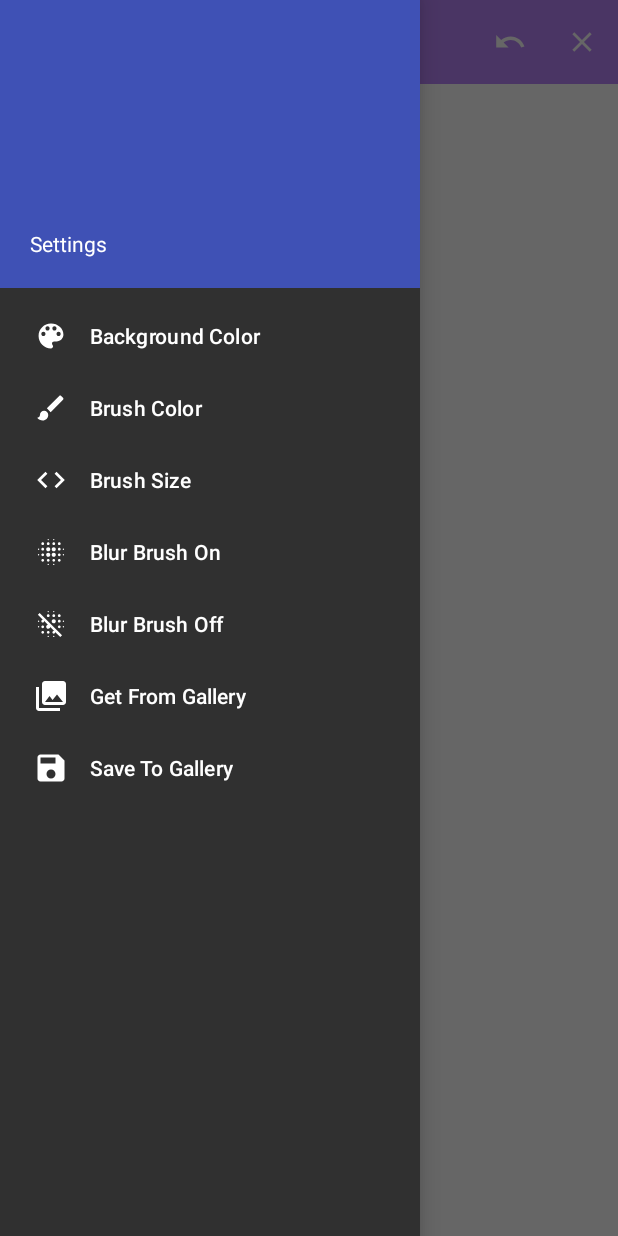
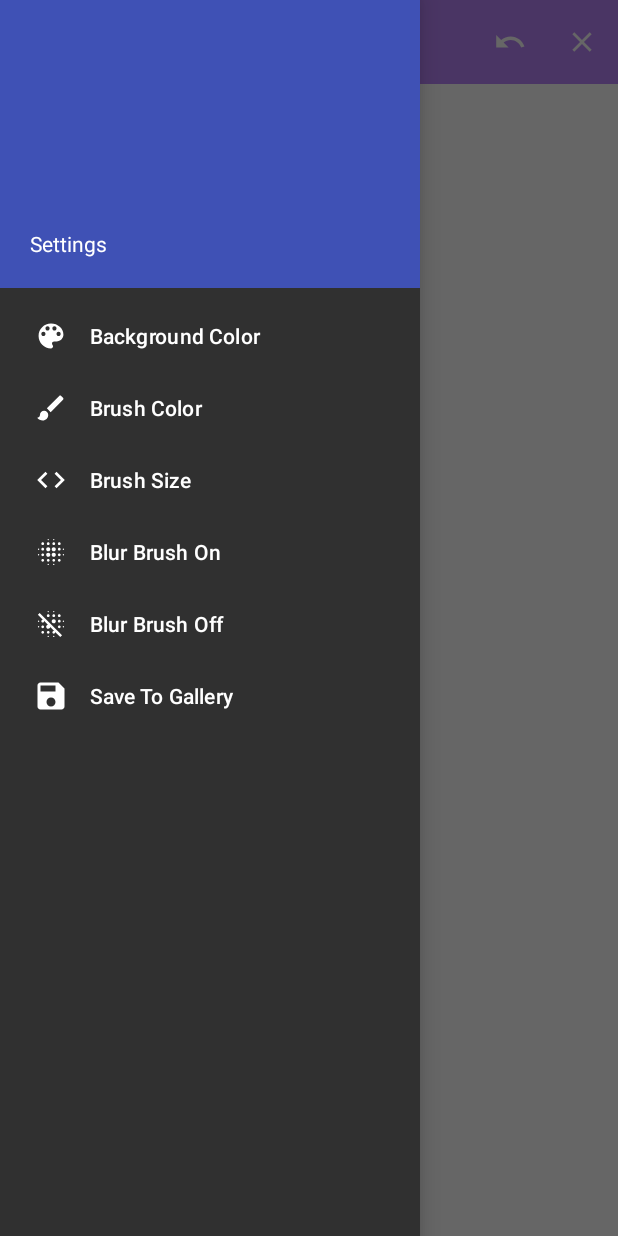
Before and after one commit to jtaaka/PaintApp, an Android app: the screen it shows after launch (MainActivity), with the side drawer open, on a phone screen of 412 x 824 dp. Run offline under Robolectric (Android 15) with nearby library versions, the phone set to English and light mode, and no system bars; libraries missing offline, so code that uses them is left out: com.xw.repo, yuku.ambilwarna; plain views replace BubbleSeekBar; 2 statements that could not run were skipped.

Commit message:
JavaDoc and other small changes

```diff
--- a/app/src/main/java/paintapp/tuni/fi/paintapp/Debug.java
+++ b/app/src/main/java/paintapp/tuni/fi/paintapp/Debug.java
@@ -1,13 +1,36 @@
 package paintapp.tuni.fi.paintapp;
 
 import android.content.Context;
-import android.util.Log;
 import android.widget.Toast;
 
+/**
+ * Class to help debug the application.
+ *
+ * @author  Juho Taakala (juho.taakala@tuni.fi)
+ * @version 20190422
+ * @since   1.8
+ */
 public class Debug {
+
+    /**
+     * Defines debug level.
+     */
     private static int DEBUG_LEVEL;
+
+    /**
+     * Defines if UI debug is user or not.
+     */
     private static boolean UIdebug = false;
 
+    /**
+     * Prints debug information.
+     *
+     * @param className Class name of debugged class.
+     * @param methodName Method name of debugged class.
+     * @param message Message of debugged class.
+     * @param debugLevel Level of debug.
+     * @param context Context of the debugged class.
+     */
     public static void print(String className, String methodName, String message, int debugLevel, Context context) {
         int duration = Toast.LENGTH_LONG;
         CharSequence text = className + ": " + methodName + ", " + message;
@@ -19,12 +42,17 @@ public class Debug {
         }
 
         if (!UIdebug && BuildConfig.DEBUG && DEBUG_LEVEL == debugLevel) {
-            Log.d(className, methodName + ", " + message);
+            //Log.d(className, methodName + ", " + message);
         } else if (!UIdebug && BuildConfig.DEBUG && DEBUG_LEVEL == 5) {
-            Log.d(className, methodName + ", " + message);
+            //Log.d(className, methodName + ", " + message);
         }
     }
 
+    /**
+     * Loads debug and gets debug level from debug resources file.
+     *
+     * @param host Context of the debugged class.
+     */
     public static void loadDebug(Context host) {
         DEBUG_LEVEL = host.getResources().getInteger(R.integer.debugLevel);
     }
--- a/app/src/main/java/paintapp/tuni/fi/paintapp/MainActivity.java
+++ b/app/src/main/java/paintapp/tuni/fi/paintapp/MainActivity.java
@@ -1,13 +1,8 @@
 package paintapp.tuni.fi.paintapp;
 
 import android.Manifest;
-import android.content.Intent;
 import android.content.pm.PackageManager;
-import android.database.Cursor;
-import android.graphics.Bitmap;
-import android.graphics.BitmapFactory;
 import android.graphics.Color;
-import android.net.Uri;
 import android.os.Bundle;
 import android.provider.MediaStore;
 import android.support.annotation.NonNull;
@@ -26,19 +21,49 @@ import com.xw.repo.BubbleSeekBar;
 
 import yuku.ambilwarna.AmbilWarnaDialog;
 
+/**
+ * Main activity class.
+ *
+ * @author  Juho Taakala (juho.taakala@tuni.fi)
+ * @version 20190422
+ * @since   1.8
+ */
 public class MainActivity extends MyBaseActivity {
 
+    /**
+     * Defines MyPaint class.
+     */
     private MyPaint myPaint;
+
+    /**
+     * Default background color for color picker.
+     */
     private int bgColor = Color.WHITE;
+
+    /**
+     * Default brush color for color picker.
+     */
     private int brushColor = Color.BLACK;
+
+    /**
+     * Defines if user gives acces to storage or not.
+     */
     private boolean accessToStorage;
 
+    /**
+     * Defines drawer layout for menu items.
+     */
     private DrawerLayout drawerLayout;
+
+    /**
+     * Defines a slider for brush size change.
+     */
     private BubbleSeekBar brushSizeSlider;
+
+    /**
+     * Defines a card view used with brush size slider.
+     */
     private MaterialCardView cardView;
-
-    private int width;
-    private int height;
 
     @Override
     protected void onCreate(Bundle savedInstanceState) {
@@ -61,16 +86,12 @@ public class MainActivity extends MyBaseActivity {
 
         DisplayMetrics metrics = new DisplayMetrics();
         getWindowManager().getDefaultDisplay().getMetrics(metrics);
-        width = metrics.widthPixels;
-        height = metrics.heightPixels;
 
         myPaint = findViewById(R.id.paint);
-        myPaint.initialize(width, height);
+        myPaint.initialize(metrics.widthPixels, metrics.heightPixels);
 
         drawerLayout = findViewById(R.id.drawer_layout);
         setupDrawerContent(findViewById(R.id.navigationView));
-
-        Debug.loadDebug(this);
     }
 
     @Override
@@ -86,7 +107,12 @@ public class MainActivity extends MyBaseActivity {
         }
     }
 
-    private void setupDrawerContent(NavigationView navigationView) {
+    /**
+     * Sets up a listener to listen to menu item clicks and does actions based on clicked item.
+     *
+     * @param navigationView Navigation view for menu items.
+     */
+    private void setupDrawerContent(@NonNull NavigationView navigationView) {
         navigationView.setNavigationItemSelectedListener(
             menuItem -> {
                 switch (menuItem.getItemId()) {
@@ -107,9 +133,9 @@ public class MainActivity extends MyBaseActivity {
                         makeToastMsg("Blur brush on", Toast.LENGTH_SHORT);
                         myPaint.setBlurBrush();
                         break;
-                    case R.id.gallery:
+                    /*case R.id.gallery:
                         getImageFromGallery();
-                        break;
+                        break;*/
                     case R.id.save:
                         saveToGallery();
                         break;
@@ -121,10 +147,19 @@ public class MainActivity extends MyBaseActivity {
             });
     }
 
+    /**
+     * Makes a Toast message.
+     *
+     * @param message Message to display on screen.
+     * @param duration Duration that the message is shown on screen.
+     */
     private void makeToastMsg(String message, int duration) {
         Toast.makeText(this, message, duration).show();
     }
 
+    /**
+     * Opens up a slider on card view to set the brush size.
+     */
     private void chooseBrushSize() {
         brushSizeSlider.setProgress(myPaint.getBrushSize());
         brushSizeSlider.setVisibility(View.VISIBLE);
@@ -174,6 +209,9 @@ public class MainActivity extends MyBaseActivity {
         return super.onOptionsItemSelected(item);
     }
 
+    /**
+     * Opens up a color picker dialog for setting the background color for canvas.
+     */
     public void chooseBgColor() {
         bgColor = myPaint.getBackgroundColor();
 
@@ -191,6 +229,9 @@ public class MainActivity extends MyBaseActivity {
         colorPicker.show();
     }
 
+    /**
+     * Opens up a color picker dialog for setting the brush color.
+     */
     public void chooseBrushColor() {
         brushColor = myPaint.getBrushColor();
 
@@ -208,6 +249,9 @@ public class MainActivity extends MyBaseActivity {
         colorPicker.show();
     }
 
+    /**
+     * Saves the currently drawn canvas to user's gallery.
+     */
     public void saveToGallery() {
         if (accessToStorage) {
             MediaStore.Images.Media.insertImage(getApplicationContext().getContentResolver(),
@@ -219,6 +263,7 @@ public class MainActivity extends MyBaseActivity {
         }
     }
 
+    /*
     public void getImageFromGallery() {
         if (accessToStorage) {
             Intent i = new Intent(
@@ -251,5 +296,5 @@ public class MainActivity extends MyBaseActivity {
 
             myPaint.setImage(image);
         }
-    }
+    }*/
 }
--- a/app/src/main/java/paintapp/tuni/fi/paintapp/MyPaint.java
+++ b/app/src/main/java/paintapp/tuni/fi/paintapp/MyPaint.java
@@ -15,47 +15,125 @@ import android.view.View;
 
 import java.util.ArrayList;
 
+/**
+ * Class that defines the canvas and logic used to draw on it.
+ *
+ * @author  Juho Taakala (juho.taakala@tuni.fi)
+ * @version 20190422
+ * @since   1.8
+ */
 public class MyPaint extends View {
 
+    /**
+     * Sets default brush color.
+     */
     public static final int DEFAULT_BRUSH_COLOR = Color.BLACK;
+
+    /**
+     * Sets default background color.
+     */
     public static final int DEFAULT_BACKGROUND_COLOR = Color.WHITE;
+
+    /**
+     * Sets default stroke width for brush.
+     */
     public static final float DEFAULT_STROKEWIDTH = 10;
 
+    /**
+     * Defines Paint class.
+     */
     private Paint myPaint;
+
+    /**
+     * Defines Canvas class.
+     */
     private Canvas myCanvas;
+
+    /**
+     * Defines Bitmap class.
+     */
     private Bitmap myBitMap;
+
+    /**
+     * Defines Path class.
+     */
     private Path myPath;
+
+    /**
+     * Defines Paint used with Bitmap.
+     */
     private Paint myBitMapPaint = new Paint(Paint.DITHER_FLAG);
+
+    /**
+     * Defines list of paths used to save drawing information.
+     */
     private ArrayList<PaintPath> paths = new ArrayList<>();
 
+    /**
+     * Defines MaskFilter that is used with blur brush.
+     */
     private MaskFilter blur;
+
+    /**
+     * Defines if blur brush is used or not.
+     */
     private boolean blurBrush = false;
+
+    /**
+     * Defines is normal brush is used or not.
+     */
     private boolean normalBrush = true;
+
+    /**
+     * Defines the brush color.
+     */
     private int brushColor;
+
+    /**
+     * Defines the brush size.
+     */
     private float brushSize;
+
+    /**
+     * Defines the background color.
+     */
     private int backgroundColor;
 
+    /**
+     * Constructs MyPaint class and creates new Paint and Path objects.
+     *
+     * @param context Application context.
+     * @param attrs Collection of attributes.
+     */
     public MyPaint(Context context, @Nullable AttributeSet attrs) {
         super(context, attrs);
 
-        Debug.loadDebug(context);
-
         myPaint = new Paint();
         myPath = new Path();
+    }
+
+    /**
+     * Initializes paint and canvas and sets default values.
+     *
+     * @param width The absolute width of the available display size in pixels.
+     * @param height The absolute height of the available display size in pixels.
+     */
+    public void initialize(int width, int height) {
+        myBitMap = Bitmap.createBitmap(width, height, Bitmap.Config.ARGB_8888);
+        myCanvas = new Canvas(myBitMap);
 
         myPaint.setStyle(Paint.Style.STROKE);
         myPaint.setStrokeJoin(Paint.Join.ROUND);
         myPaint.setStrokeCap(Paint.Cap.ROUND);
-    }
-
-    public void initialize(int width, int height) {
-        myBitMap = Bitmap.createBitmap(width, height, Bitmap.Config.ARGB_8888);
-        myCanvas = new Canvas(myBitMap);
+        myPaint.setAntiAlias(true);
         setBrushColor(DEFAULT_BRUSH_COLOR);
         setBackgroundColor(DEFAULT_BACKGROUND_COLOR);
         setBrushSize(DEFAULT_STROKEWIDTH);
     }
 
+    /**
+     * Sets blur brush.
+     */
     public void setBlurBrush() {
         blurBrush = true;
         normalBrush = false;
@@ -63,47 +141,75 @@ public class MyPaint extends View {
         blur = new BlurMaskFilter(myPaint.getStrokeWidth() / 6F, BlurMaskFilter.Blur.NORMAL);
     }
 
+    /**
+     * Sets normal brush.
+     */
     public void setNormalBrush() {
         normalBrush = true;
         blurBrush = false;
     }
 
+    /**
+     * Sets brush size.
+     *
+     * @param width Width of brush.
+     */
     public void setBrushSize(float width) {
         brushSize = width;
         myPaint.setStrokeWidth(width);
     }
 
+    /**
+     * Gets the size of current brush.
+     *
+     * @return the size of brush.
+     */
     public float getBrushSize() {
         return brushSize;
     }
 
+    /**
+     * Sets the brush color.
+     *
+     * @param color Color value of brush.
+     */
     public void setBrushColor(int color) {
         brushColor = color;
     }
 
+    /**
+     * Gets the color of current brush.
+     *
+     * @return the color of brush.
+     */
     public int getBrushColor() {
         return brushColor;
     }
 
+    /**
+     * Sets the background color.
+     *
+     * @param color Color value of background color.
+     */
     public void setBackgroundColor(int color) {
         myCanvas.drawColor(color);
         backgroundColor = color;
         invalidate();
     }
 
+    /**
+     * Gets the color of background.
+     *
+     * @return the color of background.
+     */
     public int getBackgroundColor() {
         return backgroundColor;
     }
 
     @Override
     protected void onDraw(Canvas canvas) {
-        myCanvas.save();
-        canvas.save();
-
-        myCanvas.drawBitmap(myBitMap, 0, 0, myBitMapPaint);
-
-        canvas.drawColor(backgroundColor);
         canvas.drawBitmap(myBitMap, 0, 0, myBitMapPaint);
+        myCanvas.drawColor(getBackgroundColor());
 
         for (PaintPath path : paths) {
             myPaint.setColor(path.brushColor);
@@ -115,11 +221,14 @@ public class MyPaint extends View {
             myCanvas.drawPath(path.path, myPaint);
             canvas.drawPath(path.path, myPaint);
         }
-
-        myCanvas.restore();
-        canvas.restore();
     }
 
+    /**
+     * Sets the starting point for drawing and adds new path with current paint settings.
+     *
+     * @param xPos X position touched on screen.
+     * @param yPos Y position touched on screen.
+     */
     public void drawPath(float xPos, float yPos) {
         myPath = new Path();
         PaintPath path = new PaintPath(getBrushSize(), getBrushColor(), getBackgroundColor(), blurBrush, myPath);
@@ -150,6 +259,9 @@ public class MyPaint extends View {
         return true;
     }
 
+    /**
+     * Clears drawn paths, creates new empty bitmap and canvas and sets default paint settings.
+     */
     public void reset() {
         myPath.reset();
         paths.clear();
@@ -165,6 +277,9 @@ public class MyPaint extends View {
         invalidate();
     }
 
+    /**
+     * Clears last drawn path.
+     */
     public void undoLastPath() {
         if (!paths.isEmpty()) {
             paths.remove(paths.get(paths.size() - 1));
@@ -172,14 +287,25 @@ public class MyPaint extends View {
         }
     }
 
+    /**
+     * Sets image from user's gallery to canvas.
+     *
+     * @param image Image from user's gallery.
+     */
     public void setImage(Bitmap image) {
         myPath.reset();
         paths.clear();
 
         myBitMap = image.copy(Bitmap.Config.ARGB_8888, true);
         myCanvas = new Canvas(myBitMap);
+        invalidate();
     }
 
+    /**
+     * Gets drawn image.
+     *
+     * @return bitmap of currently drawn canvas.
+     */
     public Bitmap getImage() {
         return myBitMap;
     }
--- a/app/src/main/res/menu/menu.xml
+++ b/app/src/main/res/menu/menu.xml
@@ -23,9 +23,9 @@
         android:title="@string/bluroff"
         android:icon="@drawable/ic_bluroff"/>
 
-    <item android:id="@+id/gallery"
+    <!-- <item android:id="@+id/gallery"
         android:title="@string/get_from_gallery"
-        android:icon="@drawable/ic_gallery"/>
+        android:icon="@drawable/ic_gallery"/> -->
 
     <item android:id="@+id/save"
         android:title="@string/save_to_gallery"
```
Also changed, not shown: app/src/main/java/paintapp/tuni/fi/paintapp/MyBaseActivity.java (+7 -0 lines), app/src/main/java/paintapp/tuni/fi/paintapp/PaintPath.java (+35 -0 lines).
